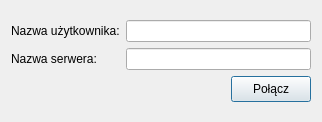
Above: client/dialog.ui from eplightning/yet-another-irc-clone before the change. Below: the same form after it.
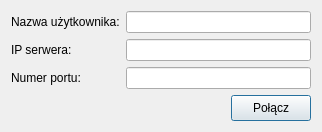
That is the form after the change.

What changed in the file:
```diff
--- a/client/dialog.ui
+++ b/client/dialog.ui
@@ -16,14 +16,14 @@
   <layout class="QGridLayout" name="gridLayout_2">
    <item row="0" column="0">
     <layout class="QGridLayout" name="gridLayout">
-     <item row="1" column="0">
+     <item row="2" column="0">
       <widget class="QLabel" name="label_2">
        <property name="text">
-        <string>Nazwa serwera:</string>
+        <string>IP serwera:</string>
        </property>
       </widget>
      </item>
-     <item row="2" column="2">
+     <item row="5" column="2">
       <widget class="QPushButton" name="connectButton">
        <property name="minimumSize">
         <size>
@@ -46,7 +46,7 @@
        </property>
       </widget>
      </item>
-     <item row="2" column="1">
+     <item row="5" column="1">
       <spacer name="horizontalSpacer">
        <property name="orientation">
         <enum>Qt::Horizontal</enum>
@@ -59,8 +59,8 @@
        </property>
       </spacer>
      </item>
-     <item row="1" column="1" colspan="2">
-      <widget class="QLineEdit" name="serverNameEdit">
+     <item row="2" column="1" colspan="2">
+      <widget class="QLineEdit" name="serverIPEdit">
        <property name="styleSheet">
         <string notr="true"/>
        </property>
@@ -73,6 +73,16 @@
        </property>
       </widget>
      </item>
+     <item row="3" column="1" colspan="2">
+      <widget class="QLineEdit" name="serverPortEdit"/>
+     </item>
+     <item row="3" column="0">
+      <widget class="QLabel" name="label_3">
+       <property name="text">
+        <string>Numer portu:</string>
+       </property>
+      </widget>
+     </item>
     </layout>
    </item>
   </layout>
```
Left out of the diff: 2 changed lines with no effect on the pictures.
